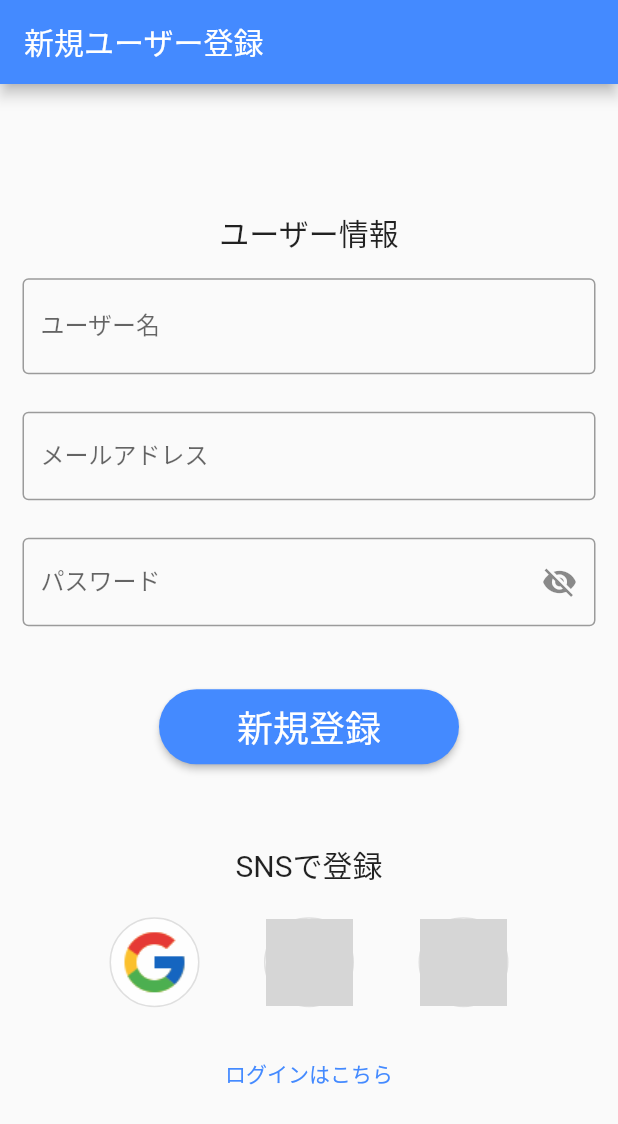
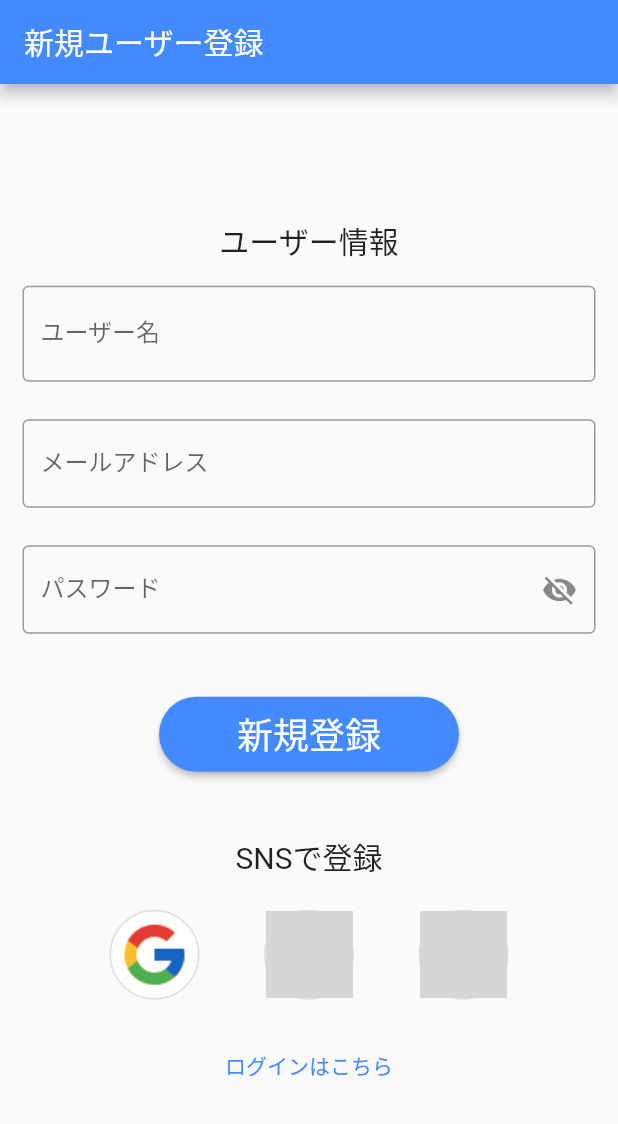
Before and after one commit to kurogoma-flutter/firebase_chat_basic, a Flutter app: the RegistUserWithMail screen opened by its route, on a phone screen of 412 x 824 dp. Shown: the top 1124 px of the screen. Run offline on Flutter 3.47's test engine with Material 2 defaults, Android fonts, the phone set to English and light mode, and no system bars; our stand-ins replace cloud_firestore, firebase_auth, firebase_core, go_router, google_sign_in, logger; accounts and stored records are empty; network calls fail; grey boxes are pictures that could not be loaded.

Commit message:
🆕 #11 リファクタ作業

```diff
--- a/lib/ui/pages/auth/create_user.dart
+++ b/lib/ui/pages/auth/create_user.dart
@@ -216,8 +216,7 @@ class _RegistUserWithMailState extends State<RegistUserWithMail> {
                 ),
               ),
             ),
-            const SizedBox(height: 20),
-            const SizedBox(height: 20),
+            const SizedBox(height: 30),
             const Text(
               'SNSで登録',
               style: TextStyle(fontSize: 20),
```
